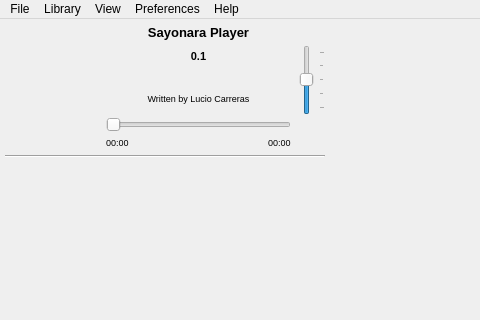
Old version of the form trunk/GUI/player/GUI_Simpleplayer.ui in the repository shahid334/sayonara-player; both pictures show x 0 to 480 and y 0 to 320 of the 926 by 594 pixel window.
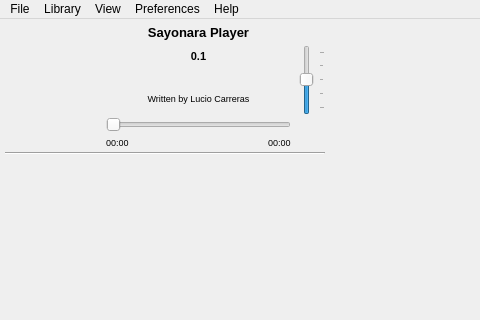
New version of the form. Icons and pictures are not drawn.

```diff
--- a/trunk/GUI/player/GUI_Simpleplayer.ui
+++ b/trunk/GUI/player/GUI_Simpleplayer.ui
@@ -764,7 +764,7 @@
            <x>0</x>
            <y>0</y>
            <width>318</width>
-           <height>404</height>
+           <height>409</height>
           </rect>
          </property>
          <property name="sizePolicy">
@@ -792,7 +792,7 @@
       <property name="minimumSize">
        <size>
         <width>320</width>
-        <height>8</height>
+        <height>3</height>
        </size>
       </property>
       <property name="orientation">
```
Left out of the diff: 9 changed lines with no effect on the pictures.
